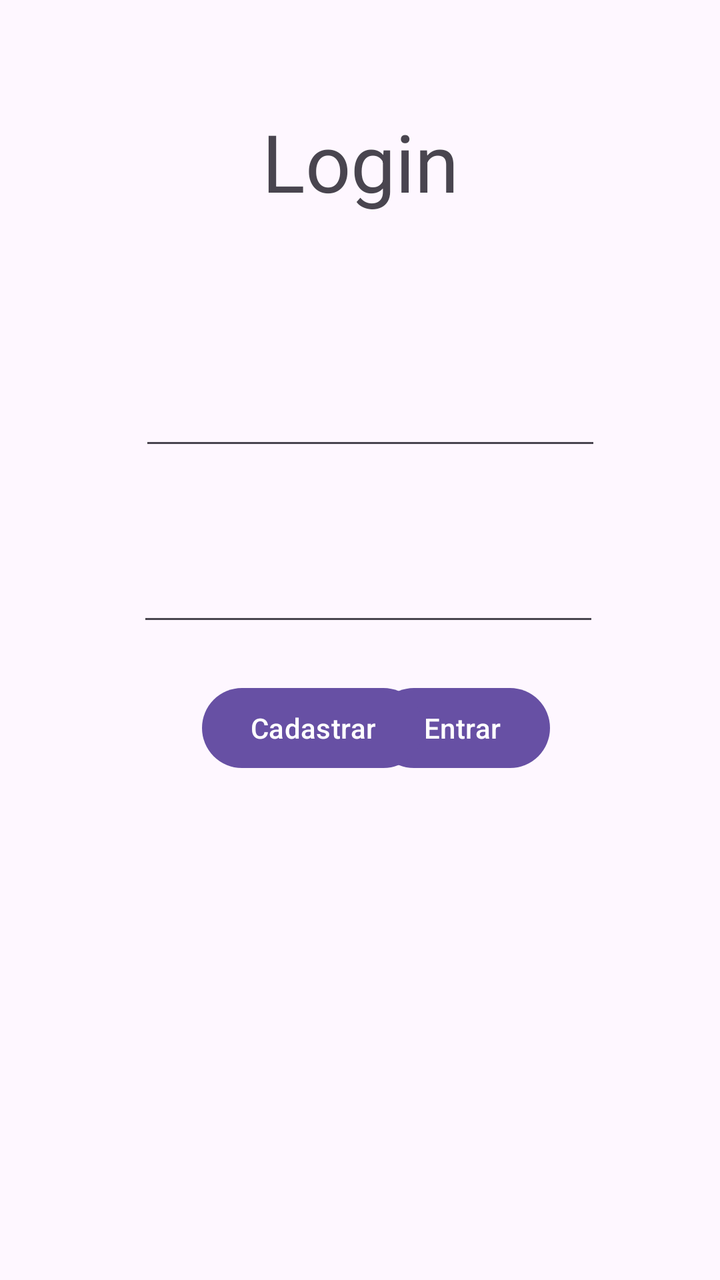
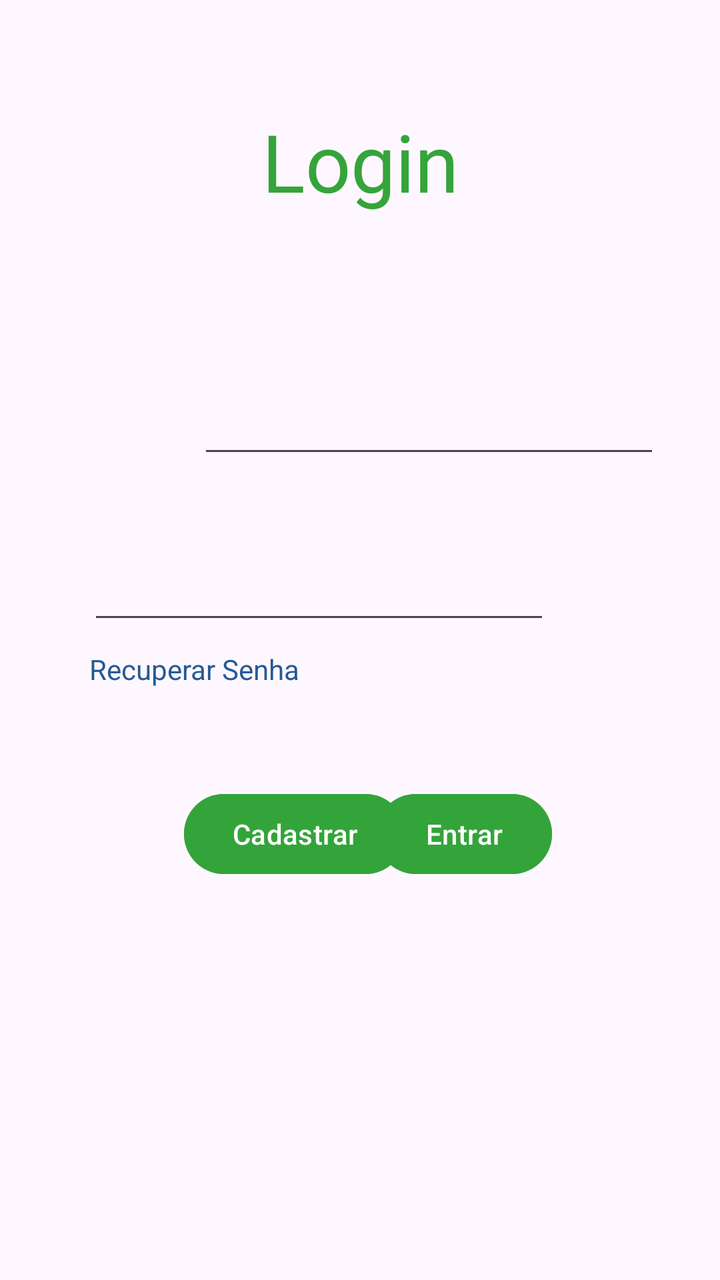

Compare the two renders of this Android layout. The source of the first and the diff that turns it into the second are given below.
<!-- AndroidManifest.xml: application theme Theme.Ditado -->
<!-- res/layout/activity_login.xml -->
<?xml version="1.0" encoding="utf-8"?>
<androidx.constraintlayout.widget.ConstraintLayout xmlns:android="http://schemas.android.com/apk/res/android"
    xmlns:app="http://schemas.android.com/apk/res-auto"
    xmlns:tools="http://schemas.android.com/tools"
    android:id="@+id/main"
    android:layout_width="match_parent"
    android:layout_height="match_parent"
    tools:context=".LoginActivity">

    <EditText
        android:id="@+id/edtSenha"
        android:layout_width="231dp"
        android:layout_height="44dp"
        android:layout_marginStart="94dp"
        android:layout_marginTop="10dp"
        android:layout_marginEnd="86dp"
        android:ems="10"
        android:inputType="text"
        app:layout_constraintEnd_toEndOf="parent"
        app:layout_constraintStart_toStartOf="parent"
        app:layout_constraintTop_toBottomOf="@+id/txtSenha" />

    <Button
        android:id="@+id/btnEntrar"
        android:layout_width="wrap_content"
        android:layout_height="wrap_content"
        android:layout_marginTop="22dp"
        android:layout_marginEnd="85dp"
        android:text="Entrar"
        app:layout_constraintEnd_toEndOf="parent"
        app:layout_constraintTop_toBottomOf="@+id/edtSenha" />

    <Button
        android:id="@+id/btnCadastrar"
        android:layout_width="wrap_content"
        android:layout_height="wrap_content"
        android:layout_marginStart="101dp"
        android:layout_marginTop="22dp"
        android:text="Cadastrar"
        app:layout_constraintStart_toStartOf="parent"
        app:layout_constraintTop_toBottomOf="@+id/edtSenha" />

    <EditText
        android:id="@+id/edtEmail"
        android:layout_width="231dp"
        android:layout_height="44dp"
        android:layout_marginStart="95dp"
        android:layout_marginTop="8dp"
        android:layout_marginEnd="85dp"
        android:ems="10"
        android:inputType="text"
        app:layout_constraintEnd_toEndOf="parent"
        app:layout_constraintStart_toStartOf="parent"
        app:layout_constraintTop_toBottomOf="@+id/txtEmail" />

    <TextView
        android:id="@+id/txtSenha"
        android:layout_width="wrap_content"
        android:layout_height="wrap_content"
        android:layout_marginStart="99dp"
        android:layout_marginTop="15dp"
        android:layout_marginEnd="273dp"
        android:text="Senha"
        app:layout_constraintEnd_toEndOf="parent"
        app:layout_constraintStart_toStartOf="parent"
        app:layout_constraintTop_toBottomOf="@+id/edtEmail" />

    <TextView
        android:id="@+id/txtEmail"
        android:layout_width="wrap_content"
        android:layout_height="wrap_content"
        android:layout_marginStart="94dp"
        android:layout_marginTop="159dp"
        android:layout_marginEnd="282dp"
        android:text="Email"
        app:layout_constraintEnd_toEndOf="parent"
        app:layout_constraintStart_toStartOf="parent"
        app:layout_constraintTop_toTopOf="parent" />

    <TextView
        android:id="@+id/tituloLogin"
        android:layout_width="wrap_content"
        android:layout_height="wrap_content"
        android:layout_marginStart="156dp"
        android:layout_marginTop="54dp"
        android:layout_marginEnd="156dp"
        android:text="Login"
        android:textSize="40sp"
        app:layout_constraintEnd_toEndOf="parent"
        app:layout_constraintStart_toStartOf="parent"
        app:layout_constraintTop_toTopOf="parent" />

</androidx.constraintlayout.widget.ConstraintLayout>
<!-- resources referenced by this layout -->
<resources>
  <style name="Theme.Ditado" parent="Base.Theme.Ditado" />
  <style name="Base.Theme.Ditado" parent="Theme.Material3.DayNight.NoActionBar">
          
          
      </style>
</resources>

<!-- the commit's change to res/layout/activity_login.xml (unified diff, before → after) -->
@@ -11,12 +11,13 @@
         android:id="@+id/edtSenha"
         android:layout_width="231dp"
         android:layout_height="44dp"
-        android:layout_marginStart="94dp"
-        android:layout_marginTop="10dp"
-        android:layout_marginEnd="86dp"
+        android:layout_marginStart="99dp"
+        android:layout_marginTop="8dp"
+        android:layout_marginEnd="85dp"
         android:ems="10"
         android:inputType="text"
         app:layout_constraintEnd_toEndOf="parent"
+        app:layout_constraintHorizontal_bias="1.0"
         app:layout_constraintStart_toStartOf="parent"
         app:layout_constraintTop_toBottomOf="@+id/txtSenha" />
 
@@ -24,9 +25,10 @@
         android:id="@+id/btnEntrar"
         android:layout_width="wrap_content"
         android:layout_height="wrap_content"
-        android:layout_marginTop="22dp"
-        android:layout_marginEnd="85dp"
+        android:layout_marginTop="76dp"
+        android:layout_marginEnd="84dp"
         android:text="Entrar"
+        android:backgroundTint="@color/destaque"
         app:layout_constraintEnd_toEndOf="parent"
         app:layout_constraintTop_toBottomOf="@+id/edtSenha" />
 
@@ -34,9 +36,26 @@
         android:id="@+id/btnCadastrar"
         android:layout_width="wrap_content"
         android:layout_height="wrap_content"
-        android:layout_marginStart="101dp"
-        android:layout_marginTop="22dp"
+        android:layout_marginStart="92dp"
+        android:layout_marginTop="76dp"
         android:text="Cadastrar"
+        android:backgroundTint="@color/destaque"
+        app:layout_constraintStart_toStartOf="parent"
+        app:layout_constraintTop_toBottomOf="@+id/edtSenha" />
+
+    <TextView
+        android:id="@+id/btnResetPass"
+        android:layout_width="wrap_content"
+        android:layout_height="wrap_content"
+        android:layout_marginStart="99dp"
+        android:layout_marginTop="8dp"
+        android:layout_marginEnd="210dp"
+        android:clickable="true"
+        android:focusable="true"
+        android:text="Recuperar Senha"
+        android:textColor="#255995"
+        app:layout_constraintEnd_toEndOf="parent"
+        app:layout_constraintHorizontal_bias="1.0"
         app:layout_constraintStart_toStartOf="parent"
         app:layout_constraintTop_toBottomOf="@+id/edtSenha" />
 
@@ -44,12 +63,13 @@
         android:id="@+id/edtEmail"
         android:layout_width="231dp"
         android:layout_height="44dp"
-        android:layout_marginStart="95dp"
-        android:layout_marginTop="8dp"
+        android:layout_marginStart="99dp"
+        android:layout_marginTop="12dp"
         android:layout_marginEnd="85dp"
         android:ems="10"
         android:inputType="text"
         app:layout_constraintEnd_toEndOf="parent"
+        app:layout_constraintHorizontal_bias="0.0"
         app:layout_constraintStart_toStartOf="parent"
         app:layout_constraintTop_toBottomOf="@+id/txtEmail" />
 
@@ -58,10 +78,12 @@
         android:layout_width="wrap_content"
         android:layout_height="wrap_content"
         android:layout_marginStart="99dp"
-        android:layout_marginTop="15dp"
+        android:layout_marginTop="12dp"
         android:layout_marginEnd="273dp"
         android:text="Senha"
+        android:textColor="@color/destaque"
         app:layout_constraintEnd_toEndOf="parent"
+        app:layout_constraintHorizontal_bias="0.0"
         app:layout_constraintStart_toStartOf="parent"
         app:layout_constraintTop_toBottomOf="@+id/edtEmail" />
 
@@ -69,10 +91,11 @@
         android:id="@+id/txtEmail"
         android:layout_width="wrap_content"
         android:layout_height="wrap_content"
-        android:layout_marginStart="94dp"
+        android:layout_marginStart="99dp"
         android:layout_marginTop="159dp"
         android:layout_marginEnd="282dp"
         android:text="Email"
+        android:textColor="@color/destaque"
         app:layout_constraintEnd_toEndOf="parent"
         app:layout_constraintStart_toStartOf="parent"
         app:layout_constraintTop_toTopOf="parent" />
@@ -85,6 +108,7 @@
         android:layout_marginTop="54dp"
         android:layout_marginEnd="156dp"
         android:text="Login"
+        android:textColor="@color/destaque"
         android:textSize="40sp"
         app:layout_constraintEnd_toEndOf="parent"
         app:layout_constraintStart_toStartOf="parent"
<!-- resource entries referenced after the edit -->
@@ -1,5 +1,6 @@
 <!-- resources referenced by this layout -->
 <resources>
+  <color name="destaque">#FE34A43A</color>
   <style name="Theme.Ditado" parent="Base.Theme.Ditado" />
   <style name="Base.Theme.Ditado" parent="Theme.Material3.DayNight.NoActionBar">
           
